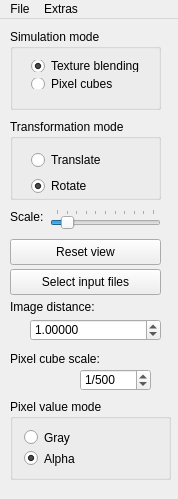
Before: the Qt Designer form glxraysim/mainwindow.ui in ulikoehler/xraysim, drawn with Qt 5.
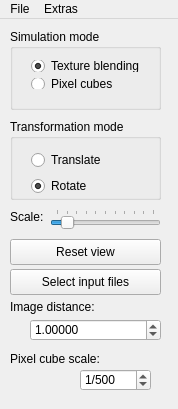
After: the same form once the commit is applied.

Commit message: Removed pixel mode selection again; now using 8-bit grayscale memory images (should be save much memory and produce much better results

```diff
--- a/glxraysim/mainwindow.ui
+++ b/glxraysim/mainwindow.ui
@@ -7,7 +7,7 @@
     <x>0</x>
     <y>0</y>
     <width>178</width>
-    <height>499</height>
+    <height>409</height>
    </rect>
   </property>
   <property name="windowTitle">
@@ -235,38 +235,6 @@
      <number>500</number>
     </property>
    </widget>
-   <widget class="QGroupBox" name="pixelValueModeGroupBox">
-    <property name="geometry">
-     <rect>
-      <x>10</x>
-      <y>380</y>
-      <width>161</width>
-      <height>81</height>
-     </rect>
-    </property>
-    <property name="title">
-     <string>Pixel value mode</string>
-    </property>
-    <layout class="QVBoxLayout" name="verticalLayout_2">
-     <item>
-      <widget class="QRadioButton" name="pixelValueModeGrayRadioButton">
-       <property name="text">
-        <string>Gray</string>
-       </property>
-      </widget>
-     </item>
-     <item>
-      <widget class="QRadioButton" name="pixelValueModeAlphaRadioButton">
-       <property name="text">
-        <string>Alpha</string>
-       </property>
-       <property name="checked">
-        <bool>true</bool>
-       </property>
-      </widget>
-     </item>
-    </layout>
-   </widget>
   </widget>
   <widget class="QMenuBar" name="menuBar">
    <property name="geometry">
```
Left out of the diff: 3 changed lines with no effect on the pictures. The commit also changes 4 other files.
